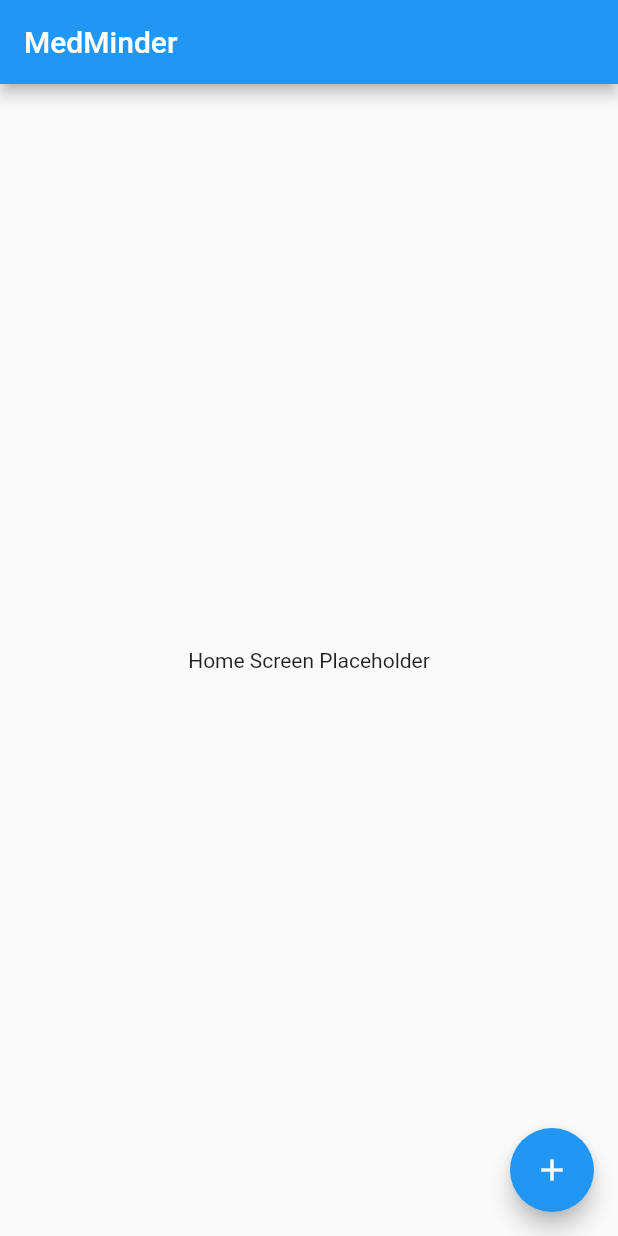
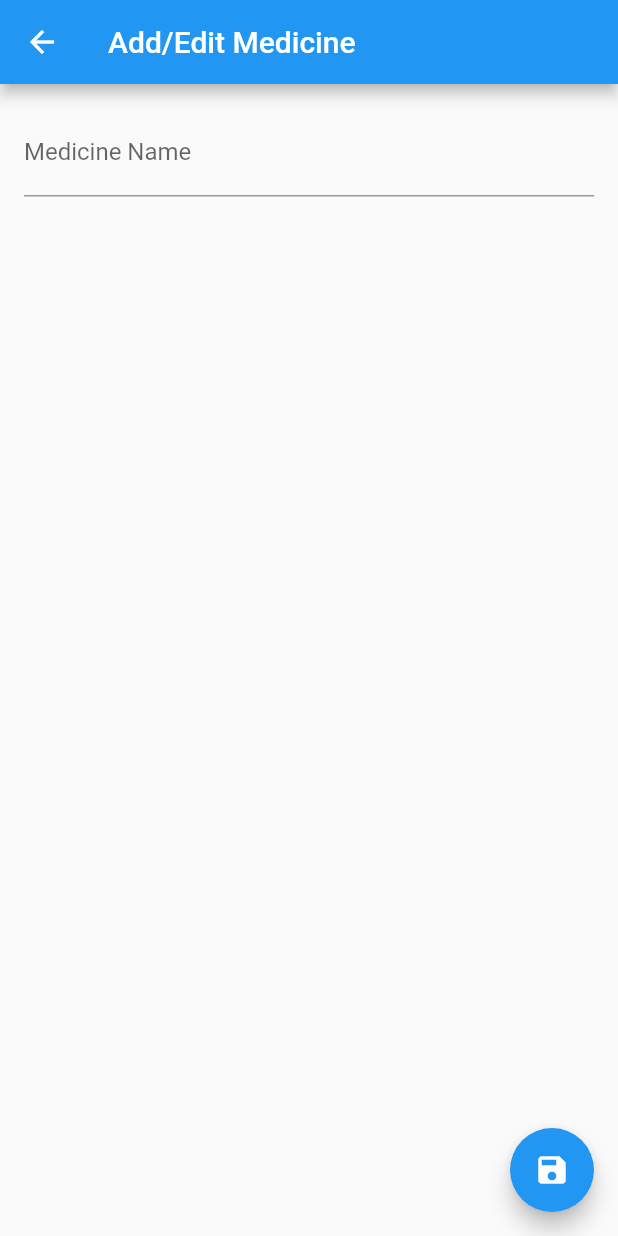
Before and after one commit to dbekinalkar/medminder, a Flutter app: the screen it shows after launch, after a tap on the "add" icon, on a phone screen of 412 x 824 dp. Run offline on Flutter 3.47's test engine with Material 2 defaults, Android fonts, the phone set to English and light mode, and no system bars.

Commit message:
Add navigation and medicine form.

```diff
--- a/lib/main.dart
+++ b/lib/main.dart
@@ -1,4 +1,5 @@
 import 'package:flutter/material.dart';
+import 'screens/add_edit_medicine_screen.dart';
 import 'screens/home_screen.dart';
 
 void main() => runApp(const MyApp());
@@ -13,7 +14,13 @@ class MyApp extends StatelessWidget {
       theme: ThemeData(
         primarySwatch: Colors.blue,
       ),
-      home: const HomeScreen(),
+      home: HomeScreen(),
+      initialRoute: '/',
+      routes: {
+        '/': (context) => HomeScreen(),
+        '/add-edit-medicine': (context) => AddEditMedicineScreen(),
+      },
+
     );
   }
 }
--- /dev/null
+++ b/lib/screens/add_edit_medicine_screen.dart
@@ -0,0 +1,46 @@
+import 'package:flutter/material.dart';
+
+class AddEditMedicineScreen extends StatefulWidget {
+  const AddEditMedicineScreen({super.key});
+
+  @override
+  State<AddEditMedicineScreen> createState() => _AddEditMedicineScreenState();
+}
+
+class _AddEditMedicineScreenState extends State<AddEditMedicineScreen> {
+  final _formKey = GlobalKey<FormState>();
+
+  @override
+  Widget build(BuildContext context) {
+    return Scaffold(
+      appBar: AppBar(title: const Text('Add/Edit Medicine')),
+      body: Form(
+        key: _formKey,
+        child: ListView(
+          padding: const EdgeInsets.all(16),
+          children: [
+            TextFormField(
+              decoration: const InputDecoration(labelText: 'Medicine Name'),
+              validator: (value) {
+                if (value!.isEmpty) {
+                  return 'Please enter a name.';
+                }
+                return null;
+              },
+            ),
+            //... Add other fields here: Dosage, Frequency, Reminder Times, Notes
+          ],
+        ),
+      ),
+      floatingActionButton: FloatingActionButton(
+        onPressed: () {
+          // Validate and save the form
+          if (_formKey.currentState!.validate()) {
+            // Save medicine details to database
+          }
+        },
+        child: const Icon(Icons.save),
+      ),
+    );
+  }
+}
--- a/lib/screens/home_screen.dart
+++ b/lib/screens/home_screen.dart
@@ -1,16 +1,28 @@
 import 'package:flutter/material.dart';
+import '../models/medicine.dart';
 
 class HomeScreen extends StatelessWidget {
-  const HomeScreen({super.key});
+  final List<Medicine> medicines = [];
+
+  HomeScreen({super.key}); // This will be fetched from the database
 
   @override
   Widget build(BuildContext context) {
     return Scaffold(
       appBar: AppBar(title: const Text('MedMinder')),
-      body: const Center(child: Text('Home Screen Placeholder')),
+      body: ListView.builder(
+        itemCount: medicines.length,
+        itemBuilder: (ctx, index) => ListTile(
+          title: Text(medicines[index].name),
+          subtitle: Text(medicines[index].dosage),
+          onTap: () {
+            Navigator.of(context).pushNamed('/medicine-details', arguments: medicines[index]);
+          },
+        ),
+      ),
       floatingActionButton: FloatingActionButton(
         onPressed: () {
-          // Will navigate to Add/Edit medicine screen
+          Navigator.of(context).pushNamed('/add-edit-medicine');
         },
         child: const Icon(Icons.add),
       ),
```
